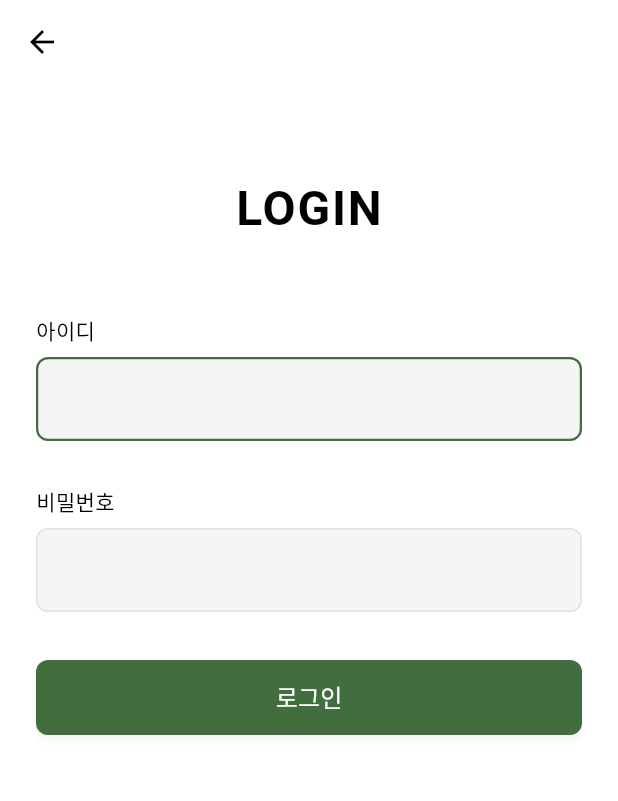
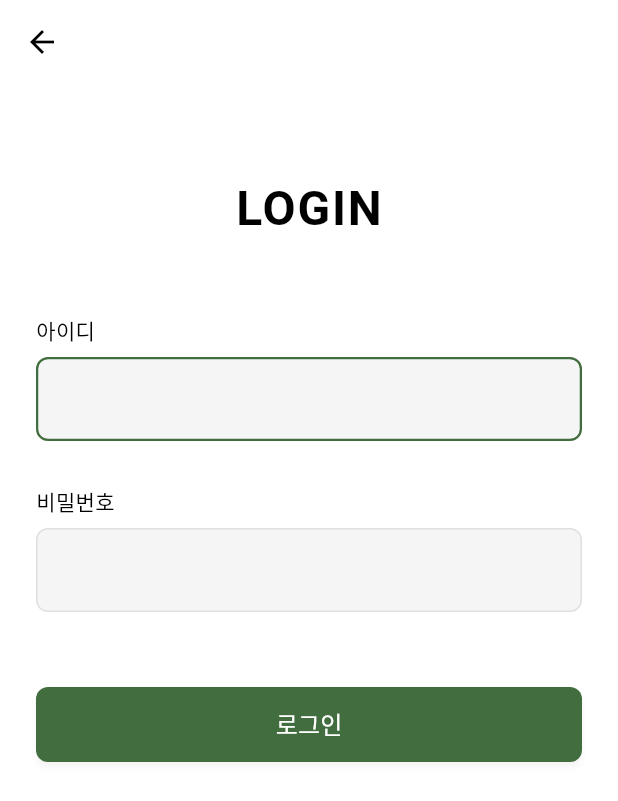
Before and after one commit to zzingni/SWPROJECT_PLANTI_FE, a Flutter app: the screen it shows after launch, after a tap on "로그인", on a phone screen of 412 x 824 dp. Shown: the top 801 px of the screen. Run offline on Flutter 3.47's test engine with Material 3 defaults, Android fonts, the phone set to English and light mode, and no system bars; our stand-ins replace firebase_core, firebase_messaging, flutter_local_notifications, flutter_secure_storage; accounts and stored records are empty.

Commit message:
fix : 로그인 버튼 레이아웃 조정

```diff
--- a/lib/screens/login_screen.dart
+++ b/lib/screens/login_screen.dart
@@ -218,7 +218,7 @@ class _LoginScreenState extends State<LoginScreen> {
                     ),
                   ],
                 ),
-                const SizedBox(height: 32),
+                const SizedBox(height: 50),
 
                 // 로그인 버튼
                 SizedBox(
```
